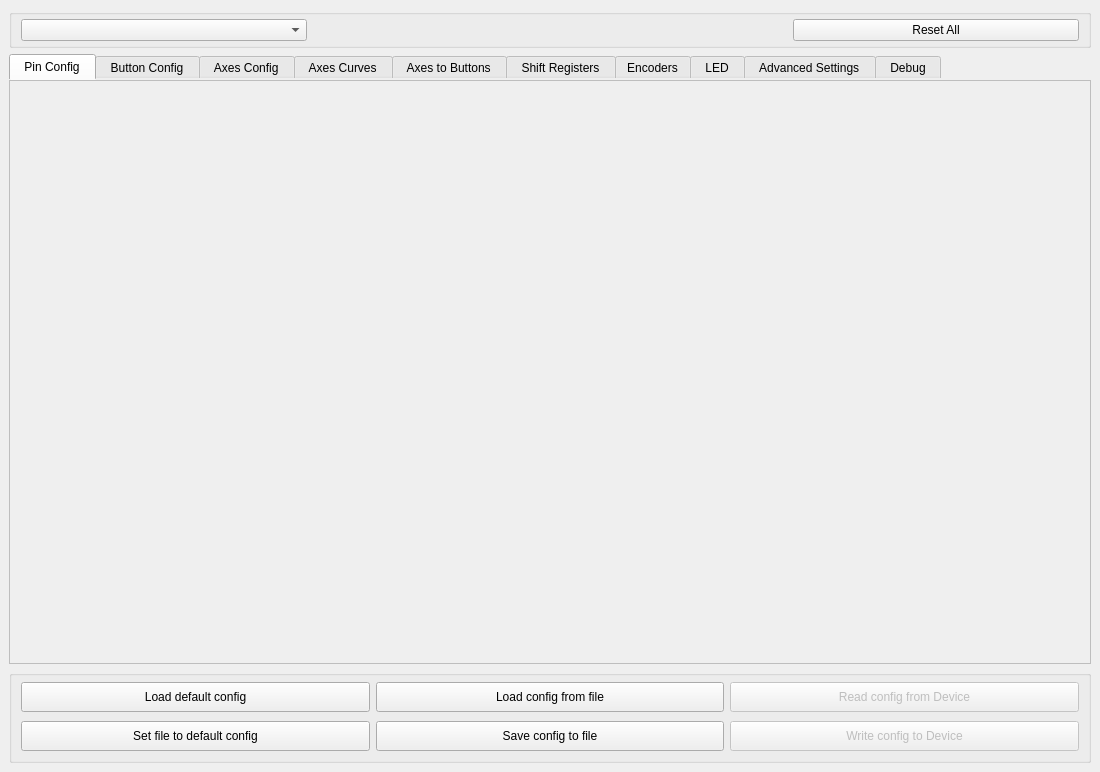
Before: the Qt Designer form mainwindow.ui in FreeJoy-Team/FreeJoyConfiguratorQt, drawn with Qt 5.
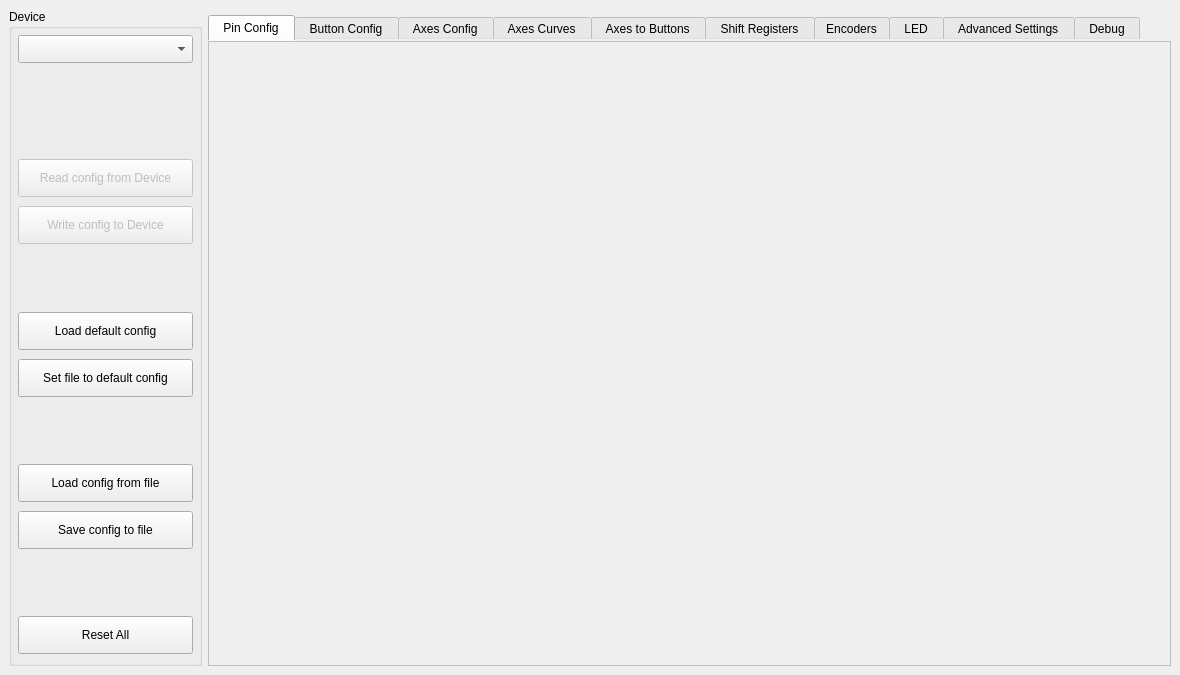
After: the same form once the commit is applied. Custom widgets are drawn as their Qt base class.

Patch:
```diff
--- a/mainwindow.ui
+++ b/mainwindow.ui
@@ -6,8 +6,8 @@
    <rect>
     <x>0</x>
     <y>0</y>
-    <width>1100</width>
-    <height>772</height>
+    <width>1180</width>
+    <height>675</height>
    </rect>
   </property>
   <property name="minimumSize">
@@ -20,58 +20,15 @@
    <string notr="true">FreeJoy QtConfigurator</string>
   </property>
   <widget class="QWidget" name="centralwidget">
-   <layout class="QVBoxLayout" name="verticalLayout" stretch="0,20,0">
-    <item>
-     <widget class="QGroupBox" name="groupBox">
-      <property name="styleSheet">
-       <string notr="true"/>
-      </property>
-      <property name="title">
-       <string/>
-      </property>
-      <layout class="QHBoxLayout" name="horizontalLayout">
-       <property name="spacing">
-        <number>100</number>
-       </property>
+   <layout class="QGridLayout" name="gridLayout" columnstretch="1,5">
+    <item row="2" column="1">
+     <layout class="QGridLayout" name="gridLayout_6" rowstretch="0,0">
        <property name="topMargin">
-        <number>4</number>
-       </property>
-       <property name="bottomMargin">
-        <number>4</number>
-       </property>
-       <item>
-        <widget class="QComboBox" name="comboBox_HidDeviceList"/>
-       </item>
-       <item>
-        <widget class="QLabel" name="label_DeviceStatus">
-         <property name="minimumSize">
-          <size>
-           <width>0</width>
-           <height>20</height>
-          </size>
-         </property>
-         <property name="styleSheet">
-          <string notr="true"/>
-         </property>
-         <property name="text">
-          <string/>
-         </property>
-         <property name="alignment">
-          <set>Qt::AlignCenter</set>
-         </property>
-        </widget>
-       </item>
-       <item>
-        <widget class="QPushButton" name="pushButton_ResetAllPins">
-         <property name="text">
-          <string>Reset All</string>
-         </property>
-        </widget>
-       </item>
-      </layout>
-     </widget>
+       <number>0</number>
+      </property>
+     </layout>
     </item>
-    <item>
+    <item row="1" column="1">
      <widget class="QTabWidget" name="tabWidget">
       <property name="baseSize">
        <size>
@@ -418,11 +375,6 @@
       </widget>
      </widget>
     </item>
-    <item>
-     <layout class="QGridLayout" name="gridLayout_6" rowstretch="0,0">
-      <property name="topMargin">
-       <number>0</number>
-      </property>
       <item row="0" column="0" rowspan="2">
        <widget class="QGroupBox" name="groupBox_4">
         <property name="minimumSize">
@@ -432,121 +384,225 @@
          </size>
         </property>
         <property name="title">
-         <string/>
-        </property>
-        <layout class="QGridLayout" name="gridLayout_7" rowstretch="0,0,0">
+       <string>Device</string>
+      </property>
+      <layout class="QGridLayout" name="gridLayout_7" rowstretch="0,0,0,0,0,0,0,0,0,0,0,0,0,0">
+       <property name="leftMargin">
+        <number>6</number>
+       </property>
          <property name="topMargin">
           <number>6</number>
          </property>
+       <property name="rightMargin">
+        <number>6</number>
+       </property>
          <property name="verticalSpacing">
           <number>9</number>
          </property>
-         <item row="0" column="2">
-          <widget class="QPushButton" name="pushButton_LoadFromFile">
+       <item row="8" column="2">
+        <spacer name="verticalSpacer_3">
+         <property name="orientation">
+          <enum>Qt::Vertical</enum>
+         </property>
+         <property name="sizeHint" stdset="0">
+          <size>
+           <width>20</width>
+           <height>40</height>
+          </size>
+         </property>
+        </spacer>
+       </item>
+       <item row="7" column="2">
+        <widget class="QPushButton" name="pushButton_SetDefaultConfig">
            <property name="minimumSize">
             <size>
-             <width>0</width>
-             <height>30</height>
+           <width>165</width>
+           <height>37</height>
             </size>
            </property>
            <property name="styleSheet">
-            <string notr="true">height: 22px;</string>
+          <string notr="true">height: 30px;</string>
            </property>
            <property name="text">
-            <string>Load config from file</string>
+          <string>Set file to default config</string>
            </property>
           </widget>
          </item>
-         <item row="2" column="2">
+       <item row="5" column="2">
+        <spacer name="verticalSpacer">
+         <property name="orientation">
+          <enum>Qt::Vertical</enum>
+         </property>
+         <property name="sizeHint" stdset="0">
+          <size>
+           <width>20</width>
+           <height>40</height>
+          </size>
+         </property>
+        </spacer>
+       </item>
+       <item row="11" column="2">
           <widget class="QPushButton" name="pushButton_SaveToFile">
            <property name="minimumSize">
             <size>
-             <width>0</width>
-             <height>30</height>
+           <width>165</width>
+           <height>37</height>
             </size>
            </property>
            <property name="styleSheet">
-            <string notr="true">height: 22px;</string>
+          <string notr="true">height: 30px;</string>
            </property>
            <property name="text">
             <string>Save config to file</string>
            </property>
           </widget>
          </item>
-         <item row="2" column="4">
-          <widget class="QPushButton" name="pushButton_WriteConfig">
-           <property name="enabled">
-            <bool>false</bool>
-           </property>
-           <property name="minimumSize">
+       <item row="12" column="2">
+        <spacer name="verticalSpacer_2">
+         <property name="orientation">
+          <enum>Qt::Vertical</enum>
+         </property>
+         <property name="sizeHint" stdset="0">
             <size>
-             <width>0</width>
-             <height>30</height>
-            </size>
-           </property>
-           <property name="styleSheet">
-            <string notr="true">height: 22px;</string>
-           </property>
-           <property name="text">
-            <string>Write config to Device</string>
-           </property>
-          </widget>
-         </item>
-         <item row="0" column="4">
+           <width>20</width>
+           <height>40</height>
+          </size>
+         </property>
+        </spacer>
+       </item>
+       <item row="3" column="2">
           <widget class="QPushButton" name="pushButton_ReadConfig">
            <property name="enabled">
             <bool>false</bool>
            </property>
            <property name="minimumSize">
             <size>
-             <width>0</width>
-             <height>0</height>
+           <width>165</width>
+           <height>37</height>
             </size>
            </property>
            <property name="styleSheet">
-            <string notr="true">height: 22px;</string>
+          <string notr="true">height: 30px;</string>
            </property>
            <property name="text">
             <string>Read config from Device</string>
            </property>
           </widget>
          </item>
-         <item row="0" column="1">
+       <item row="13" column="2">
+        <widget class="QPushButton" name="pushButton_ResetAllPins">
+         <property name="minimumSize">
+          <size>
+           <width>165</width>
+           <height>37</height>
+          </size>
+         </property>
+         <property name="styleSheet">
+          <string notr="true">height: 30px;</string>
+         </property>
+         <property name="text">
+          <string>Reset All</string>
+         </property>
+        </widget>
+       </item>
+       <item row="1" column="2">
+        <widget class="QLabel" name="label_DeviceStatus">
+         <property name="minimumSize">
+          <size>
+           <width>0</width>
+           <height>20</height>
+          </size>
+         </property>
+         <property name="styleSheet">
+          <string notr="true"/>
+         </property>
+         <property name="text">
+          <string/>
+         </property>
+         <property name="alignment">
+          <set>Qt::AlignCenter</set>
+         </property>
+        </widget>
+       </item>
+       <item row="6" column="2">
           <widget class="QPushButton" name="pushButton_LoadDefaultConfig">
            <property name="minimumSize">
             <size>
-             <width>0</width>
-             <height>30</height>
+           <width>165</width>
+           <height>37</height>
             </size>
            </property>
            <property name="styleSheet">
-            <string notr="true">height: 22px;</string>
+          <string notr="true">height: 30px;</string>
            </property>
            <property name="text">
             <string>Load default config</string>
            </property>
           </widget>
          </item>
-         <item row="2" column="1">
-          <widget class="QPushButton" name="pushButton_SetDefaultConfig">
+       <item row="9" column="2">
+        <widget class="QPushButton" name="pushButton_LoadFromFile">
            <property name="minimumSize">
             <size>
-             <width>0</width>
-             <height>30</height>
+           <width>165</width>
+           <height>37</height>
+          </size>
+         </property>
+         <property name="styleSheet">
+          <string notr="true">height: 30px;</string>
+         </property>
+         <property name="text">
+          <string>Load config from file</string>
+         </property>
+        </widget>
+       </item>
+       <item row="4" column="2">
+        <widget class="QPushButton" name="pushButton_WriteConfig">
+         <property name="enabled">
+          <bool>false</bool>
+         </property>
+         <property name="minimumSize">
+          <size>
+           <width>165</width>
+           <height>37</height>
+          </size>
+         </property>
+         <property name="styleSheet">
+          <string notr="true">height: 30px;</string>
+         </property>
+         <property name="text">
+          <string>Write config to Device</string>
+         </property>
+        </widget>
+       </item>
+       <item row="0" column="2">
+        <widget class="QComboBox" name="comboBox_HidDeviceList">
+         <property name="minimumSize">
+          <size>
+           <width>165</width>
+           <height>26</height>
             </size>
            </property>
            <property name="styleSheet">
             <string notr="true">height: 22px;</string>
            </property>
-           <property name="text">
-            <string>Set file to default config</string>
-           </property>
-          </widget>
-         </item>
-        </layout>
-       </widget>
-      </item>
-     </layout>
+        </widget>
+       </item>
+       <item row="2" column="2">
+        <spacer name="verticalSpacer_4">
+         <property name="orientation">
+          <enum>Qt::Vertical</enum>
+         </property>
+         <property name="sizeHint" stdset="0">
+          <size>
+           <width>20</width>
+           <height>40</height>
+          </size>
+         </property>
+        </spacer>
+       </item>
+      </layout>
+     </widget>
     </item>
    </layout>
   </widget>
```
Lines whose indentation alone changed are shown as unchanged.
